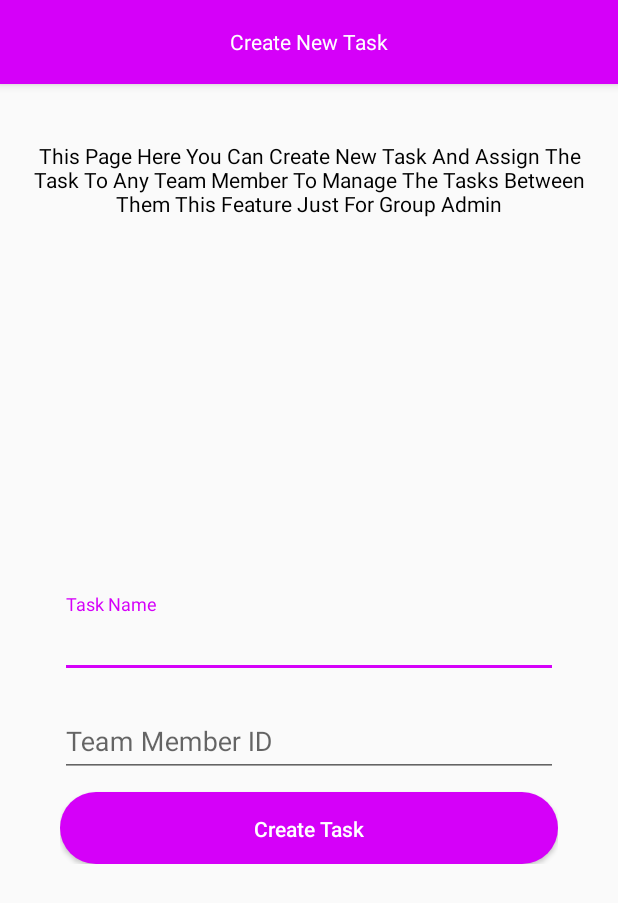
After one commit to Yazan98/Groupy, an Android app: the layout screen_new_task.xml on its own in the app's theme, with its tools: preview values and no code run, on a phone screen of 412 x 824 dp. The commit adds this screen. Shown: the top 903 px of the screen. Run offline under Robolectric (Android 15) with nearby library versions, the phone set to English and light mode, and no system bars.

Commit message:
create new task screen

```diff
--- a/app/src/main/AndroidManifest.xml
+++ b/app/src/main/AndroidManifest.xml
@@ -47,6 +47,7 @@
         <activity
             android:name=".screens.MainScreen"
             android:screenOrientation="portrait" />
+        <activity android:name=".screens.NewTaskScreen" />
 
         <service android:name=".LocationUpdatesService"
             android:enabled="true"/>
--- a/app/src/main/java/hu/grouper/app/fragment/LoginFragment.kt
+++ b/app/src/main/java/hu/grouper/app/fragment/LoginFragment.kt
@@ -74,6 +74,9 @@ class LoginFragment : VortexBaseFragment() {
             activity?.let {
                 VortexMessageDelegation().showShortMessage("Welcome To Grouper" , it)
             }
+            profile.groupID?.let {
+                VortexPrefs.put("GroupID" , it)
+            }
 
             startScreen<MainScreen>(true)
         }
--- a/app/src/main/res/layout/row_group.xml
+++ b/app/src/main/res/layout/row_group.xml
@@ -17,7 +17,6 @@
         <androidx.constraintlayout.widget.ConstraintLayout
             android:layout_width="match_parent"
             android:padding="10dp"
-            android:background="@drawable/bg_failed"
             android:layout_height="wrap_content">
 
             <de.hdodenhof.circleimageview.CircleImageView
--- /dev/null
+++ b/app/src/main/res/layout/screen_new_task.xml
@@ -0,0 +1,106 @@
+<?xml version="1.0" encoding="utf-8"?>
+<androidx.constraintlayout.widget.ConstraintLayout xmlns:android="http://schemas.android.com/apk/res/android"
+    xmlns:app="http://schemas.android.com/apk/res-auto"
+    android:layout_width="match_parent"
+    android:layout_height="match_parent"
+    android:orientation="vertical">
+
+    <com.google.android.material.appbar.AppBarLayout
+        android:id="@+id/appBarLayout8"
+        android:layout_width="match_parent"
+        android:layout_height="wrap_content">
+
+        <androidx.appcompat.widget.Toolbar
+            android:layout_width="match_parent"
+            android:layout_height="wrap_content">
+
+            <TextView
+                android:layout_width="wrap_content"
+                android:layout_height="wrap_content"
+                android:layout_gravity="center"
+                android:text="Create New Task"
+                android:textColor="#fff" />
+
+        </androidx.appcompat.widget.Toolbar>
+
+    </com.google.android.material.appbar.AppBarLayout>
+
+    <TextView
+        android:layout_width="match_parent"
+        android:layout_height="wrap_content"
+        android:layout_marginTop="28dp"
+        android:padding="10dp"
+        android:text="This Page Here You Can Create New Task And Assign The Task To Any Team Member To Manage The Tasks Between Them This Feature Just For Group Admin"
+        android:textAlignment="center"
+        android:textColor="#000"
+        android:id="@+id/HEHEH"
+        app:layout_constraintEnd_toEndOf="parent"
+        app:layout_constraintStart_toStartOf="parent"
+        app:layout_constraintTop_toBottomOf="@+id/appBarLayout8" />
+
+    <LinearLayout
+        android:layout_width="match_parent"
+        android:layout_height="wrap_content"
+        android:layout_marginStart="40dp"
+        android:layout_marginEnd="40dp"
+        android:id="@+id/ContentNew"
+        android:layout_marginBottom="8dp"
+        android:orientation="vertical"
+        app:layout_constraintBottom_toBottomOf="parent"
+        app:layout_constraintEnd_toEndOf="parent"
+        app:layout_constraintStart_toStartOf="parent"
+        app:layout_constraintTop_toBottomOf="@id/HEHEH">
+
+        <com.google.android.material.textfield.TextInputLayout
+            android:layout_width="match_parent"
+            android:layout_height="wrap_content"
+            android:layout_marginBottom="10dp">
+
+            <com.google.android.material.textfield.TextInputEditText
+                android:layout_width="match_parent"
+                android:layout_height="wrap_content"
+                android:id="@+id/TaskNameField"
+                android:hint="Task Name" />
+
+        </com.google.android.material.textfield.TextInputLayout>
+
+
+        <com.google.android.material.textfield.TextInputLayout
+            android:layout_width="match_parent"
+            android:layout_height="wrap_content"
+            android:layout_marginBottom="10dp">
+
+            <com.google.android.material.textfield.TextInputEditText
+                android:layout_width="match_parent"
+                android:layout_height="wrap_content"
+                android:id="@+id/ID"
+                android:hint="Team Member ID" />
+
+        </com.google.android.material.textfield.TextInputLayout>
+
+        <Button
+            android:layout_width="match_parent"
+            android:layout_height="wrap_content"
+            android:background="@drawable/bg_btn"
+            android:text="Create Task"
+            android:textAllCaps="false"
+            android:id="@+id/CreateButton"
+            android:textColor="#fff" />
+
+    </LinearLayout>
+
+    <ProgressBar
+        android:layout_width="wrap_content"
+        android:layout_height="wrap_content"
+        android:id="@+id/LoaderNew"
+        android:visibility="gone"
+        android:layout_marginStart="8dp"
+        android:layout_marginTop="8dp"
+        android:layout_marginEnd="8dp"
+        android:layout_marginBottom="8dp"
+        app:layout_constraintBottom_toBottomOf="parent"
+        app:layout_constraintEnd_toEndOf="parent"
+        app:layout_constraintStart_toStartOf="parent"
+        app:layout_constraintTop_toBottomOf="@+id/appBarLayout8" />
+
+</androidx.constraintlayout.widget.ConstraintLayout>
```
Also changed, not shown: app/src/main/java/hu/grouper/app/data/models/Task.kt (added, +15 -0 lines), app/src/main/java/hu/grouper/app/fragment/CreateNewGroupFragment.kt (+7 -0 lines), app/src/main/java/hu/grouper/app/fragment/TasksFragment.kt (added, +45 -0 lines), app/src/main/java/hu/grouper/app/screens/NewTaskScreen.kt (added, +98 -0 lines), app/src/main/res/layout/fragment_tasks.xml (added, +46 -0 lines).
